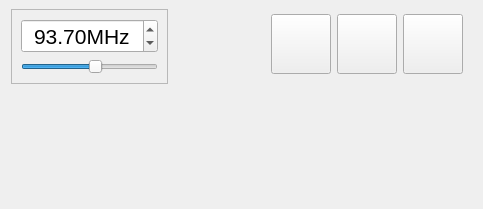
The window that software/dfmtgui/deviceform.ui (FoxVK/DFMT) describes before a commit, drawn with Qt 5.
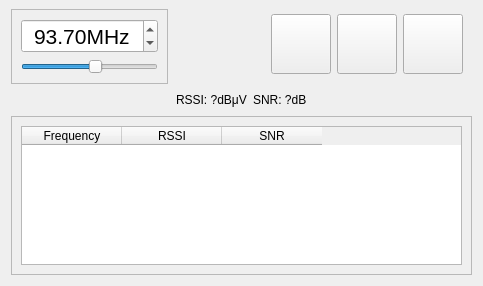
The same window after the commit. Icons and pictures are not drawn.

The edit to the form file:
```diff
--- a/software/dfmtgui/deviceform.ui
+++ b/software/dfmtgui/deviceform.ui
@@ -7,7 +7,7 @@
     <x>0</x>
     <y>0</y>
     <width>483</width>
-    <height>209</height>
+    <height>286</height>
    </rect>
   </property>
   <property name="windowTitle">
@@ -186,17 +186,103 @@
     </layout>
    </item>
    <item>
-    <spacer name="verticalSpacer">
-     <property name="orientation">
-      <enum>Qt::Vertical</enum>
+    <layout class="QHBoxLayout" name="horizontalLayout_3">
+     <property name="sizeConstraint">
+      <enum>QLayout::SetDefaultConstraint</enum>
      </property>
-     <property name="sizeHint" stdset="0">
-      <size>
-       <width>20</width>
-       <height>40</height>
-      </size>
+     <item>
+      <spacer name="horizontalSpacer_2">
+       <property name="orientation">
+        <enum>Qt::Horizontal</enum>
+       </property>
+       <property name="sizeHint" stdset="0">
+        <size>
+         <width>40</width>
+         <height>20</height>
+        </size>
+       </property>
+      </spacer>
+     </item>
+     <item>
+      <widget class="QLabel" name="rssiLabel">
+       <property name="toolTip">
+        <string>Received signal strength indicator, higher is better.</string>
+       </property>
+       <property name="text">
+        <string>RSSI: ?dBμV</string>
+       </property>
+      </widget>
+     </item>
+     <item>
+      <widget class="QLabel" name="snrLabel">
+       <property name="toolTip">
+        <string>Signal to noise ration, higher is better.</string>
+       </property>
+       <property name="text">
+        <string>SNR: ?dB</string>
+       </property>
+      </widget>
+     </item>
+     <item>
+      <spacer name="horizontalSpacer_3">
+       <property name="orientation">
+        <enum>Qt::Horizontal</enum>
+       </property>
+       <property name="sizeHint" stdset="0">
+        <size>
+         <width>40</width>
+         <height>20</height>
+        </size>
+       </property>
+      </spacer>
+     </item>
+    </layout>
+   </item>
+   <item>
+    <widget class="QFrame" name="stationsFrame">
+     <property name="sizePolicy">
+      <sizepolicy hsizetype="Preferred" vsizetype="Expanding">
+       <horstretch>0</horstretch>
+       <verstretch>0</verstretch>
+      </sizepolicy>
      </property>
-    </spacer>
+     <property name="frameShape">
+      <enum>QFrame::StyledPanel</enum>
+     </property>
+     <property name="frameShadow">
+      <enum>QFrame::Raised</enum>
+     </property>
+     <property name="lineWidth">
+      <number>2</number>
+     </property>
+     <property name="midLineWidth">
+      <number>1</number>
+     </property>
+     <layout class="QHBoxLayout" name="horizontalLayout_4">
+      <item>
+       <widget class="QTableWidget" name="stationsTable">
+        <property name="columnCount">
+         <number>3</number>
+        </property>
+        <column>
+         <property name="text">
+          <string>Frequency</string>
+         </property>
+        </column>
+        <column>
+         <property name="text">
+          <string>RSSI</string>
+         </property>
+        </column>
+        <column>
+         <property name="text">
+          <string>SNR</string>
+         </property>
+        </column>
+       </widget>
+      </item>
+     </layout>
+    </widget>
    </item>
   </layout>
  </widget>
```
Left out of the diff: 18 changed lines with no effect on the pictures.
